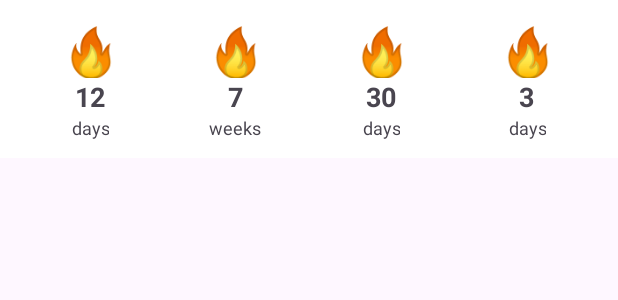
After one commit to Arihant25/Streaks, an Android app: the layout widget_streaks.xml on its own in the app's theme, with its tools: preview values and no code run, on a phone screen of 412 x 824 dp. The commit adds this screen. Shown: the top 300 px of the screen. Run offline under Robolectric (Android 15) with nearby library versions, the phone set to English and light mode, and no system bars.

Commit message:
Add widget 1

```diff
--- /dev/null
+++ b/app/src/main/res/layout/widget_streaks.xml
@@ -0,0 +1,161 @@
+<?xml version="1.0" encoding="utf-8"?>
+<LinearLayout xmlns:android="http://schemas.android.com/apk/res/android"
+    android:id="@+id/widget_root"
+    android:layout_width="match_parent"
+    android:layout_height="wrap_content"
+    android:orientation="vertical"
+    android:padding="12dp"
+    android:background="@color/widget_background"
+    android:gravity="center_horizontal">
+
+    <LinearLayout
+        android:layout_width="match_parent"
+        android:layout_height="wrap_content"
+        android:orientation="horizontal"
+        android:gravity="center_horizontal">
+
+        <FrameLayout
+            android:id="@+id/streak_column_0"
+            android:layout_width="0dp"
+            android:layout_height="wrap_content"
+            android:layout_weight="1">
+            <LinearLayout
+                android:layout_width="match_parent"
+                android:layout_height="wrap_content"
+                android:orientation="vertical"
+                android:gravity="center_horizontal">
+                <TextView
+                    android:id="@+id/streak_icon_0"
+                    android:layout_width="wrap_content"
+                    android:layout_height="40dp"
+                    android:text="🔥"
+                    android:textSize="32sp"
+                    android:gravity="center"
+                    android:layout_gravity="center" />
+                <TextView
+                    android:id="@+id/streak_count_0"
+                    android:layout_width="wrap_content"
+                    android:layout_height="wrap_content"
+                    android:text="12"
+                    android:textSize="18sp"
+                    android:textStyle="bold"
+                    android:gravity="center" />
+                <TextView
+                    android:id="@+id/streak_unit_0"
+                    android:layout_width="wrap_content"
+                    android:layout_height="wrap_content"
+                    android:text="days"
+                    android:textSize="12sp"
+                    android:gravity="center" />
+            </LinearLayout>
+        </FrameLayout>
+
+        <FrameLayout
+            android:id="@+id/streak_column_1"
+            android:layout_width="0dp"
+            android:layout_height="wrap_content"
+            android:layout_weight="1">
+            <LinearLayout
+                android:layout_width="match_parent"
+                android:layout_height="wrap_content"
+                android:orientation="vertical"
+                android:gravity="center_horizontal">
+                <TextView
+                    android:id="@+id/streak_icon_1"
+                    android:layout_width="wrap_content"
+                    android:layout_height="40dp"
+                    android:text="🔥"
+                    android:textSize="32sp"
+                    android:gravity="center"
+                    android:layout_gravity="center" />
+                <TextView
+                    android:id="@+id/streak_count_1"
+                    android:layout_width="wrap_content"
+                    android:layout_height="wrap_content"
+                    android:text="7"
+                    android:textSize="18sp"
+                    android:textStyle="bold"
+                    android:gravity="center" />
+                <TextView
+                    android:id="@+id/streak_unit_1"
+                    android:layout_width="wrap_content"
+                    android:layout_height="wrap_content"
+                    android:text="weeks"
+                    android:textSize="12sp"
+                    android:gravity="center" />
+            </LinearLayout>
+        </FrameLayout>
+
+        <FrameLayout
+            android:id="@+id/streak_column_2"
+            android:layout_width="0dp"
+            android:layout_height="wrap_content"
+            android:layout_weight="1">
+            <LinearLayout
+                android:layout_width="match_parent"
+                android:layout_height="wrap_content"
+                android:orientation="vertical"
+                android:gravity="center_horizontal">
+                <TextView
+                    android:id="@+id/streak_icon_2"
+                    android:layout_width="wrap_content"
+                    android:layout_height="40dp"
+                    android:text="🔥"
+                    android:textSize="32sp"
+                    android:gravity="center"
+                    android:layout_gravity="center" />
+                <TextView
+                    android:id="@+id/streak_count_2"
+                    android:layout_width="wrap_content"
+                    android:layout_height="wrap_content"
+                    android:text="30"
+                    android:textSize="18sp"
+                    android:textStyle="bold"
+                    android:gravity="center" />
+                <TextView
+                    android:id="@+id/streak_unit_2"
+                    android:layout_width="wrap_content"
+                    android:layout_height="wrap_content"
+                    android:text="days"
+                    android:textSize="12sp"
+                    android:gravity="center" />
+            </LinearLayout>
+        </FrameLayout>
+
+        <FrameLayout
+            android:id="@+id/streak_column_3"
+            android:layout_width="0dp"
+            android:layout_height="wrap_content"
+            android:layout_weight="1">
+            <LinearLayout
+                android:layout_width="match_parent"
+                android:layout_height="wrap_content"
+                android:orientation="vertical"
+                android:gravity="center_horizontal">
+                <TextView
+                    android:id="@+id/streak_icon_3"
+                    android:layout_width="wrap_content"
+                    android:layout_height="40dp"
+                    android:text="🔥"
+                    android:textSize="32sp"
+                    android:gravity="center"
+                    android:layout_gravity="center" />
+                <TextView
+                    android:id="@+id/streak_count_3"
+                    android:layout_width="wrap_content"
+                    android:layout_height="wrap_content"
+                    android:text="3"
+                    android:textSize="18sp"
+                    android:textStyle="bold"
+                    android:gravity="center" />
+                <TextView
+                    android:id="@+id/streak_unit_3"
+                    android:layout_width="wrap_content"
+                    android:layout_height="wrap_content"
+                    android:text="days"
+                    android:textSize="12sp"
+                    android:gravity="center" />
+            </LinearLayout>
+        </FrameLayout>
+    </LinearLayout>
+</LinearLayout>
--- a/app/src/main/res/values-night/colors.xml
+++ b/app/src/main/res/values-night/colors.xml
@@ -8,4 +8,5 @@
     <color name="gray_medium">#FF2C2C2C</color> <!-- Medium dark gray for cards -->
     <color name="gray_dark">#FFB0B0B0</color> <!-- Light gray for text/icons -->
     <color name="success_green">#FF4CAF50</color> <!-- Keep success color vibrant -->
+    <color name="widget_background">#000000</color>
 </resources>
--- a/app/src/main/res/values/colors.xml
+++ b/app/src/main/res/values/colors.xml
@@ -16,4 +16,5 @@
     <color name="neon_red">#F93827</color>
     <color name="neon_pink">#FF55BB</color>
     <color name="neon_cyan">#A3D8FF</color>
+    <color name="widget_background">#FFFFFF</color>
 </resources>
```
Also changed, not shown: app/src/main/AndroidManifest.xml (+8 -0 lines), app/src/main/java/com/example/streaks/data/StreakRepository.kt (+16 -1 lines), app/src/main/java/com/example/streaks/widgets/StreaksWidgetProvider.kt (added, +70 -0 lines), app/src/main/res/xml/widget_streaks_info.xml (added, +9 -0 lines).
